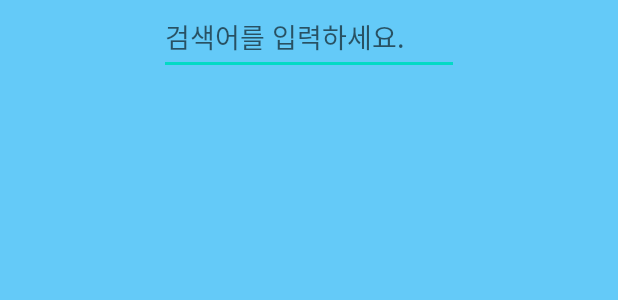
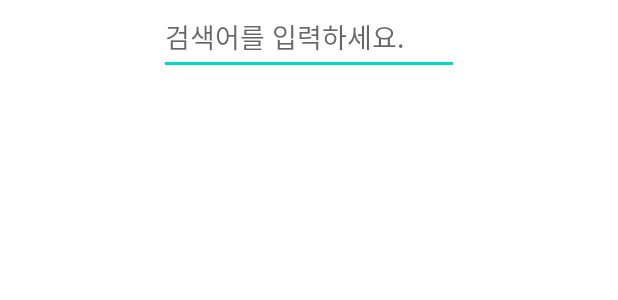
Before and after one commit to AnHyeJi/mvvmTest, an Android app: the layout activity_search.xml on its own in the app's theme, with its tools: preview values and no code run, on a phone screen of 412 x 824 dp. Shown: the top 300 px of the screen. Run offline under Robolectric (Android 15) with nearby library versions, the phone set to English and light mode, and no system bars.

Commit message:
재테스트

```diff
--- a/app/src/main/java/com/and/mvvmtest/ui/search/SearchRepository.kt
+++ b/app/src/main/java/com/and/mvvmtest/ui/search/SearchRepository.kt
@@ -13,7 +13,7 @@ class SearchRepository @Inject constructor() {
     private var _searchData: MutableLiveData<ArrayList<String>> = MutableLiveData()
 
     fun getApi(s: String): MutableLiveData<ArrayList<String>> {
-        //jenkins test
+        //jenkins test 2
         RetrofitClient.getInstance()
         .getGifImage(s)
         .observeOn(AndroidSchedulers.mainThread())
--- a/app/src/main/res/layout/activity_search.xml
+++ b/app/src/main/res/layout/activity_search.xml
@@ -12,8 +12,7 @@
     </data>
     <androidx.constraintlayout.widget.ConstraintLayout
         android:layout_width="match_parent"
-        android:layout_height="match_parent"
-        android:background="#9C03A9F4">
+        android:layout_height="match_parent">
 
         <EditText
             android:id="@+id/edit"
```
